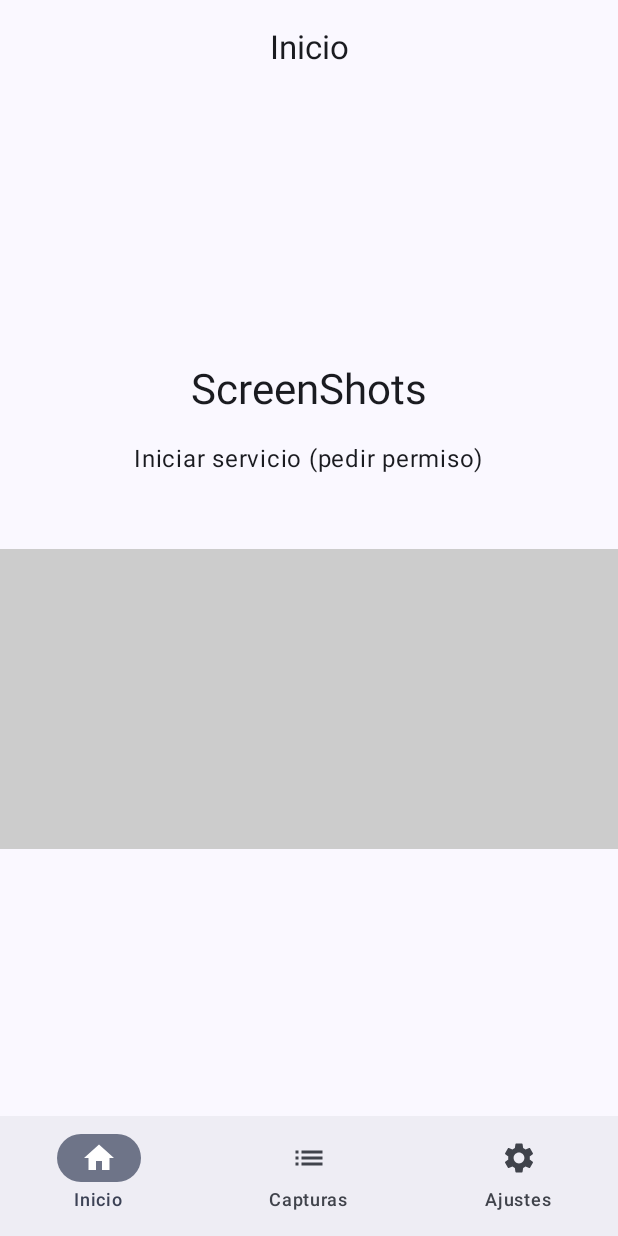
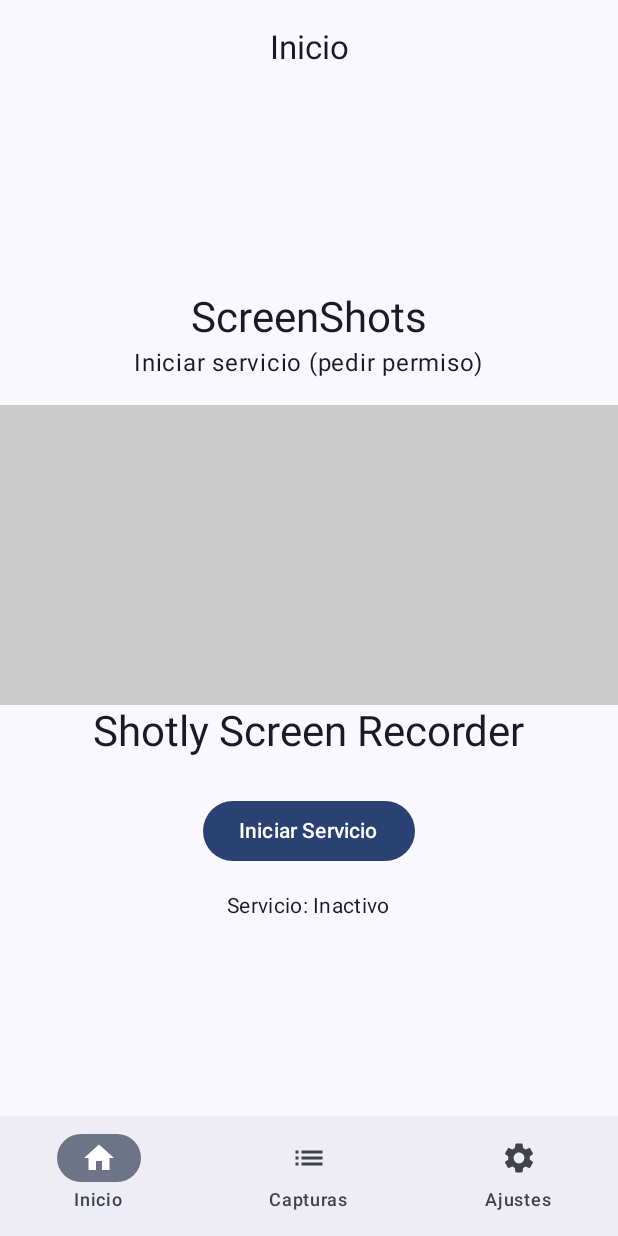
Before and after one commit to gtamayoc/Shotly, an Android app built with Jetpack Compose: the screen it shows after launch (MainActivity), on a phone screen of 412 x 824 dp. Run offline under Robolectric (Android 15) with nearby library versions, the phone set to English and light mode, and no system bars.

Commit message:
CAMBIOS A LA BASE (PERPLEXITY)

```diff
--- a/app/build.gradle
+++ b/app/build.gradle
@@ -116,4 +116,10 @@ dependencies {
 
     implementation(libs.easypermissions)
 
+    implementation(libs.androidx.lifecycle.runtime.compose.v284)
+    implementation(libs.androidx.runtime)
+
+    // Para collectAsState()
+    implementation(libs.androidx.runtime.livedata.v168)
+
 }
--- a/app/src/main/java/com/example/shotly/components/HomeScreen.kt
+++ b/app/src/main/java/com/example/shotly/components/HomeScreen.kt
@@ -18,6 +18,7 @@ import androidx.compose.foundation.layout.fillMaxSize
 import androidx.compose.foundation.layout.fillMaxWidth
 import androidx.compose.foundation.layout.height
 import androidx.compose.foundation.layout.padding
+import androidx.compose.material3.Button
 import androidx.compose.material3.MaterialTheme
 import androidx.compose.material3.Scaffold
 import androidx.compose.material3.Text
@@ -34,13 +35,22 @@ import androidx.compose.ui.platform.LocalContext
 import androidx.compose.ui.unit.dp
 import androidx.core.content.ContextCompat
 import com.example.shotly.ScreenshotService
+import com.example.shotly.ScreenshotService.Companion.isServiceActive
 import com.example.shotly.viewModel.SharedViewModel
+import androidx.compose.runtime.collectAsState
+import androidx.compose.runtime.getValue
 
 
 @Composable
 fun HomeScreen(sharedVM: SharedViewModel) {
     val context = LocalContext.current
-    var hasNotifPerm by remember { mutableStateOf(checkNotificationsPermission(context)) }
+
+    val isServiceActive by sharedVM.isServiceActive.collectAsState()
+
+    var hasNotifPerm by remember {
+        mutableStateOf(checkNotificationsPermission(context))
+    }
+
     var serviceRunning by remember { mutableStateOf(false) }
     val mpm = sharedVM.mpm
     val mpLauncher = rememberLauncherForActivityResult(
@@ -65,6 +75,40 @@ fun HomeScreen(sharedVM: SharedViewModel) {
 
     }
 
+    // Launcher para el permiso de MediaProjection
+    val mediaProjectionLauncher = rememberLauncherForActivityResult(
+        contract = ActivityResultContracts.StartActivityForResult()
+    ) { result ->
+        if (result.resultCode == Activity.RESULT_OK && result.data != null) {
+            val startIntent = Intent(context, ScreenshotService::class.java).apply {
+                action = ScreenshotService.ACTION_START
+                putExtra(ScreenshotService.EXTRA_RESULT_CODE, result.resultCode)
+                putExtra(ScreenshotService.EXTRA_DATA_INTENT, result.data)
+            }
+            ContextCompat.startForegroundService(context, startIntent)
+        }
+    }
+
+    // Launcher para el permiso de notificaciones (Android 13+)
+    val notificationPermissionLauncher = rememberLauncherForActivityResult(
+        contract = ActivityResultContracts.RequestPermission()
+    ) { granted ->
+        hasNotifPerm = granted
+        // Una vez gestionado el permiso de notificación, pedir el de captura si es necesario
+        if (granted && !isServiceActive) {
+            mediaProjectionLauncher.launch(sharedVM.mpm.createScreenCaptureIntent())
+        }
+    }
+
+    // Función para iniciar el proceso de permisos y servicio
+    fun startCaptureProcess() {
+        val isTiramisuOrUp = Build.VERSION.SDK_INT >= Build.VERSION_CODES.TIRAMISU
+        if (isTiramisuOrUp && !hasNotifPerm) {
+            notificationPermissionLauncher.launch(Manifest.permission.POST_NOTIFICATIONS)
+        } else {
+            mediaProjectionLauncher.launch(sharedVM.mpm.createScreenCaptureIntent())
+        }
+    }
     val notifPermLauncher = rememberLauncherForActivityResult(
         contract = ActivityResultContracts.RequestPermission()
     ) { granted ->
@@ -79,12 +123,10 @@ fun HomeScreen(sharedVM: SharedViewModel) {
         }
     }
 
-    Scaffold {
+    Scaffold { padding ->
         Column(
-            modifier = Modifier
-                .padding(it)
-                .fillMaxSize(),
-            verticalArrangement = Arrangement.spacedBy(16.dp, Alignment.CenterVertically),
+            modifier = Modifier.padding(padding).fillMaxSize(),
+            verticalArrangement = Arrangement.Center,
             horizontalAlignment = Alignment.CenterHorizontally
         ) {
             Text("ScreenShots", style = MaterialTheme.typography.headlineMedium)
@@ -96,6 +138,45 @@ fun HomeScreen(sharedVM: SharedViewModel) {
                     .height(200.dp)
                     .background(Color.LightGray)
             )
+            Text("Shotly Screen Recorder", style = MaterialTheme.typography.headlineMedium)
+            Spacer(Modifier.height(24.dp))
+
+
+            // ✅ CORRECCIÓN: Usar el valor boolean directamente
+            if (isServiceActive) {
+                Button(onClick = {
+                    val captureIntent = Intent(context, ScreenshotService::class.java).apply {
+                        action = ScreenshotService.ACTION_CAPTURE
+                    }
+                    ContextCompat.startForegroundService(context, captureIntent)
+                }) {
+                    Text("Tomar Captura")
+                }
+
+                Spacer(modifier = Modifier.height(16.dp))
+
+                Button(onClick = {
+                    val stopIntent = Intent(context, ScreenshotService::class.java).apply {
+                        action = ScreenshotService.ACTION_STOP
+                    }
+                    context.startService(stopIntent)
+                }) {
+                    Text("Detener Servicio")
+                }
+            } else {
+                Button(onClick = { startCaptureProcess() }) {
+                    Text("Iniciar Servicio")
+                }
+            }
+
+            Spacer(modifier = Modifier.height(16.dp))
+
+            // Estado para debug
+            Text(
+                text = "Servicio: ${if (isServiceActive) "Activo" else "Inactivo"}",
+                style = MaterialTheme.typography.bodyMedium
+            )
+
         }
     }
 
--- a/app/src/main/java/com/example/shotly/viewModel/SharedViewModel.kt
+++ b/app/src/main/java/com/example/shotly/viewModel/SharedViewModel.kt
@@ -2,8 +2,18 @@ package com.example.shotly.viewModel
 
 import android.media.projection.MediaProjectionManager
 import androidx.lifecycle.ViewModel
+import androidx.lifecycle.viewModelScope
+import com.example.shotly.ScreenshotService
+import kotlinx.coroutines.flow.SharingStarted
+import kotlinx.coroutines.flow.stateIn
 
 class SharedViewModel : ViewModel() {
     lateinit var mpm: MediaProjectionManager
 
+    // Expone el estado del servicio a la UI de forma segura para el ciclo de vida
+    val isServiceActive = ScreenshotService.isServiceActive.stateIn(
+        scope = viewModelScope,
+        started = SharingStarted.WhileSubscribed(5000),
+        initialValue = false
+    )
 }
--- a/gradle/libs.versions.toml
+++ b/gradle/libs.versions.toml
@@ -19,6 +19,7 @@ junit = "4.13.2"
 junitVersion = "1.2.1"
 espressoCore = "3.6.1"
 appcompat = "1.7.1"
+lifecycleRuntimeCompose = "2.8.4"
 lifecycleRuntimeKtxVersion = "2.8.4"
 lifecycleViewmodelCompose = "2.9.2"
 lifecycleViewmodelComposeVersion = "2.6.2"
@@ -34,7 +35,9 @@ material3 = "1.3.0"
 material3Version = "1.3.2"
 materialVersion = "1.8.3"
 navigationCompose = "2.9.3"
+runtime = "1.9.0"
 runtimeLivedata = "1.8.3"
+runtimeLivedataVersion = "1.6.8"
 ui = "1.8.3"
 uiTooling = "1.8.3"
 uiToolingPreview = "1.8.3"
@@ -51,6 +54,7 @@ androidx-compose-bom-v20231001 = { module = "androidx.compose:compose-bom", vers
 androidx-compose-material3-material3 = { module = "androidx.compose.material3:material3", version.ref = "material3Version" }
 androidx-foundation = { module = "androidx.compose.foundation:foundation", version.ref = "foundation" }
 androidx-lifecycle-runtime-compose = { module = "androidx.lifecycle:lifecycle-runtime-compose", version.ref = "lifecycleViewmodelCompose" }
+androidx-lifecycle-runtime-compose-v284 = { module = "androidx.lifecycle:lifecycle-runtime-compose", version.ref = "lifecycleRuntimeCompose" }
 androidx-lifecycle-runtime-ktx-v262 = { module = "androidx.lifecycle:lifecycle-runtime-ktx", version.ref = "androidxLifecycleRuntimeKtx" }
 androidx-lifecycle-runtime-ktx-v284 = { module = "androidx.lifecycle:lifecycle-runtime-ktx", version.ref = "lifecycleRuntimeKtxVersion" }
 androidx-lifecycle-viewmodel-compose = { module = "androidx.lifecycle:lifecycle-viewmodel-compose", version.ref = "lifecycleViewmodelCompose" }
@@ -58,7 +62,9 @@ androidx-lifecycle-viewmodel-compose-v262 = { module = "androidx.lifecycle:lifec
 androidx-material = { module = "androidx.compose.material:material", version.ref = "materialVersion" }
 androidx-material3-v130 = { module = "androidx.compose.material3:material3", version.ref = "material3" }
 androidx-navigation-compose = { module = "androidx.navigation:navigation-compose", version.ref = "navigationCompose" }
+androidx-runtime = { module = "androidx.compose.runtime:runtime", version.ref = "runtime" }
 androidx-runtime-livedata = { module = "androidx.compose.runtime:runtime-livedata", version.ref = "runtimeLivedata" }
+androidx-runtime-livedata-v168 = { module = "androidx.compose.runtime:runtime-livedata", version.ref = "runtimeLivedataVersion" }
 androidx-ui = { module = "androidx.compose.ui:ui", version.ref = "ui" }
 androidx-ui-tooling = { module = "androidx.compose.ui:ui-tooling", version.ref = "uiTooling" }
 androidx-ui-tooling-preview = { module = "androidx.compose.ui:ui-tooling-preview", version.ref = "uiToolingPreview" }
```
Also changed, not shown: app/src/main/AndroidManifest.xml (+10 -0 lines), app/src/main/java/com/example/shotly/ScreenshotService.kt (+61 -1 lines).
